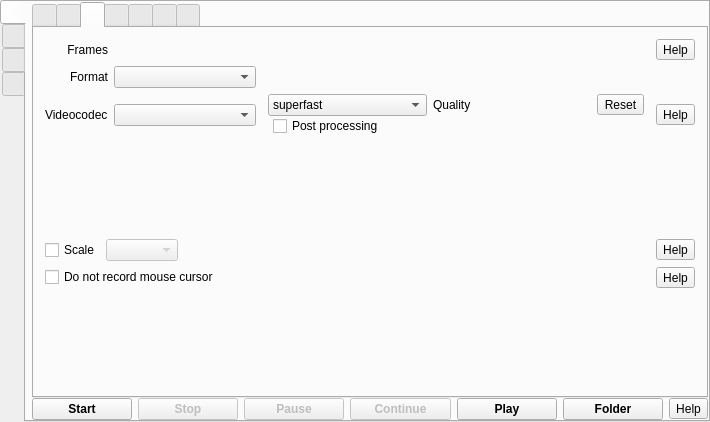
This is src/formMainWindow.ui in vkohaupt/vokoscreenNG as Qt 5 draws it before an edit. The edited form follows.
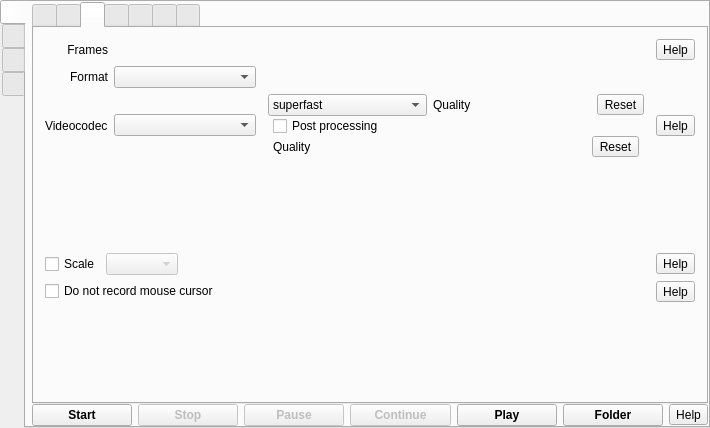
This is the edited form. The open tabs and pages were chosen to show the change. Icons and pictures are not drawn.

Commit message: Add quality openh264

What changed in the file:
```diff
--- a/src/formMainWindow.ui
+++ b/src/formMainWindow.ui
@@ -7,7 +7,7 @@
     <x>0</x>
     <y>0</y>
     <width>710</width>
-    <height>422</height>
+    <height>428</height>
    </rect>
   </property>
   <property name="windowTitle">
@@ -671,7 +671,7 @@
                 <property name="frameShadow">
                  <enum>QFrame::Raised</enum>
                 </property>
-                <layout class="QVBoxLayout" name="verticalLayout_9" stretch="0,0">
+                <layout class="QVBoxLayout" name="verticalLayout_9" stretch="0,0,0">
                  <property name="spacing">
                   <number>0</number>
                  </property>
@@ -813,6 +813,38 @@
                    </layout>
                   </widget>
                  </item>
+                 <item>
+                  <widget class="QFrame" name="frameVideoCodecOpenh264">
+                   <property name="frameShape">
+                    <enum>QFrame::NoFrame</enum>
+                   </property>
+                   <property name="frameShadow">
+                    <enum>QFrame::Raised</enum>
+                   </property>
+                   <layout class="QHBoxLayout" name="horizontalLayout_openh264">
+                    <property name="topMargin">
+                     <number>0</number>
+                    </property>
+                    <property name="bottomMargin">
+                     <number>0</number>
+                    </property>
+                    <item>
+                     <widget class="QLabel" name="label_19">
+                      <property name="text">
+                       <string>Quality</string>
+                      </property>
+                     </widget>
+                    </item>
+                    <item>
+                     <widget class="QToolButton" name="toolButtonOpenh264Reset">
+                      <property name="text">
+                       <string notr="true">Reset</string>
+                      </property>
+                     </widget>
+                    </item>
+                   </layout>
+                  </widget>
+                 </item>
                 </layout>
                </widget>
               </item>
```
Left out of the diff: 8 changed lines with no effect on the pictures. The commit also changes 3 other files.
